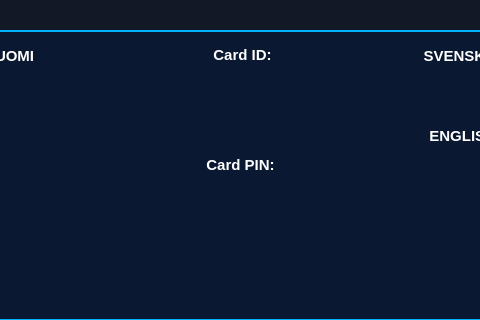
Old version of the form bank-automat/login.ui in the repository DeveMike/Software_Development_Application_Project; both pictures show x 195 to 675 and y 0 to 320 of the 870 by 640 pixel window.
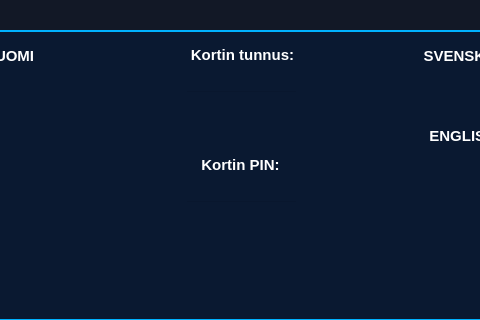
New version of the form.

Commit message: Update withdrawal, add virtual keypad, improve UI design

```diff
--- a/bank-automat/login.ui
+++ b/bank-automat/login.ui
@@ -42,7 +42,7 @@
 text-transform: uppercase;</string>
    </property>
    <property name="text">
-    <string>Card ID:</string>
+    <string>Kortin tunnus:</string>
    </property>
    <property name="alignment">
     <set>Qt::AlignmentFlag::AlignCenter</set>
@@ -68,7 +68,7 @@
 text-transform: uppercase;</string>
    </property>
    <property name="text">
-    <string>Card PIN:</string>
+    <string>Kortin PIN:</string>
    </property>
    <property name="alignment">
     <set>Qt::AlignmentFlag::AlignCenter</set>
```
The commit also changes 1 other file.
